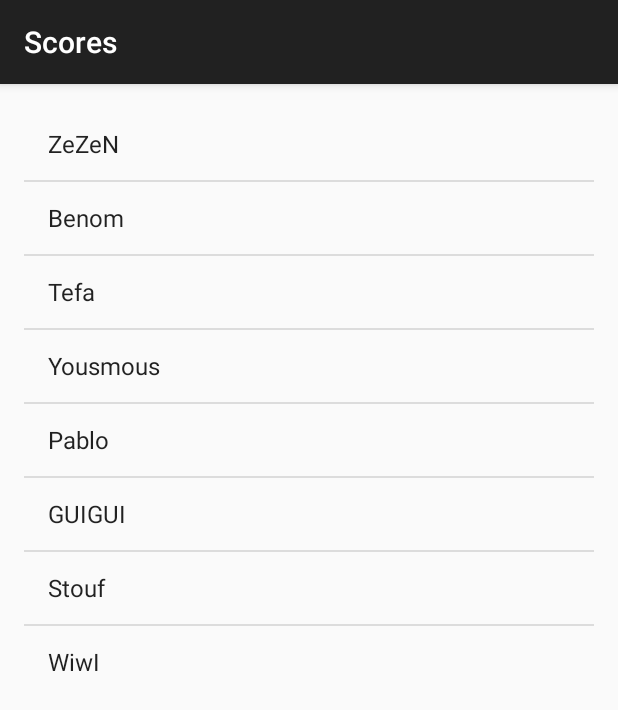
After one commit to benavern/FirstApp, an Android app: the Scores screen opened directly, with no data from a screen before it, on a phone screen of 412 x 824 dp. The commit adds this screen. Shown: the top 710 px of the screen. Run offline under Robolectric (Android 15) with nearby library versions, the phone set to English and light mode, and no system bars.

Commit message:
ajout liste score
maintenant va falloir faire en sorte de récupérer les photos et scores
dans une BDD

```diff
--- /dev/null
+++ b/app/src/main/java/com/example/zezen/myapplication/Scores.java
@@ -0,0 +1,94 @@
+package com.example.zezen.myapplication;
+
+import android.support.v7.app.ActionBarActivity;
+import android.os.Bundle;
+import android.view.Menu;
+import android.view.MenuItem;
+import android.view.View;
+import android.widget.AdapterView;
+import android.widget.ArrayAdapter;
+import android.widget.ListView;
+import android.widget.Toast;
+
+
+public class Scores extends ActionBarActivity {
+
+    ListView scores;
+
+    @Override
+    protected void onCreate(Bundle savedInstanceState) {
+        super.onCreate(savedInstanceState);
+        setContentView(R.layout.activity_scores);
+
+        scores = (ListView) findViewById(R.id.scores_list);
+
+        // Defined Array values to show in ListView
+        String[] values = new String[] {
+                "ZeZeN",
+                "Benom",
+                "Tefa",
+                "Yousmous",
+                "Pablo",
+                "GUIGUI",
+                "Stouf",
+                "WiwI"
+        };
+
+        // Define a new Adapter
+        // First parameter - Context
+        // Second parameter - Layout for the row
+        // Third parameter - ID of the TextView to which the data is written
+        // Forth - the Array of data
+
+        ArrayAdapter<String> adapter = new ArrayAdapter<String>(this,
+                android.R.layout.simple_list_item_1, android.R.id.text1, values);
+
+        // Assign adapter to ListView
+        scores.setAdapter(adapter);
+
+        // ListView Item Click Listener
+        scores.setOnItemClickListener(new AdapterView.OnItemClickListener() {
+
+            @Override
+            public void onItemClick(AdapterView<?> parent, View view,
+                                    int position, long id) {
+
+                // ListView Clicked item index
+                int itemPosition     = position;
+
+                // ListView Clicked item value
+                String  itemValue    = (String) scores.getItemAtPosition(position);
+
+                // Show Alert
+                Toast.makeText(getApplicationContext(),
+                        "Position :" + itemPosition + "  ListItem : " + itemValue, Toast.LENGTH_LONG)
+                        .show();
+
+            }
+
+        });
+
+
+
+    }
+
+//
+//    @Override
+//    public boolean onCreateOptionsMenu(Menu menu) {
+//        // Inflate the menu; this adds items to the action bar if it is present.
+//        getMenuInflater().inflate(R.menu.scores, menu);
+//        return true;
+//    }
+//
+//    @Override
+//    public boolean onOptionsItemSelected(MenuItem item) {
+//        // Handle action bar item clicks here. The action bar will
+//        // automatically handle clicks on the Home/Up button, so long
+//        // as you specify a parent activity in AndroidManifest.xml.
+//        int id = item.getItemId();
+//        if (id == R.id.action_settings) {
+//            return true;
+//        }
+//        return super.onOptionsItemSelected(item);
+//    }
+}
--- /dev/null
+++ b/app/src/main/res/layout/activity_scores.xml
@@ -0,0 +1,19 @@
+<RelativeLayout xmlns:android="http://schemas.android.com/apk/res/android"
+    xmlns:tools="http://schemas.android.com/tools"
+    android:layout_width="match_parent"
+    android:layout_height="match_parent"
+    android:paddingLeft="@dimen/activity_horizontal_margin"
+    android:paddingRight="@dimen/activity_horizontal_margin"
+    android:paddingTop="@dimen/activity_vertical_margin"
+    android:paddingBottom="@dimen/activity_vertical_margin"
+    tools:context="com.example.zezen.myapplication.Scores">
+
+
+    <ListView
+        android:layout_width="wrap_content"
+        android:layout_height="wrap_content"
+        android:id="@+id/scores_list"
+        android:layout_centerHorizontal="true"
+        android:layout_alignParentTop="true" />
+
+</RelativeLayout>
--- /dev/null
+++ b/app/src/main/res/menu/scores.xml
@@ -0,0 +1,9 @@
+<menu xmlns:android="http://schemas.android.com/apk/res/android"
+    xmlns:app="http://schemas.android.com/apk/res-auto"
+    xmlns:tools="http://schemas.android.com/tools"
+    tools:context="com.example.zezen.myapplication.Scores" >
+    <item android:id="@+id/action_settings"
+        android:title="@string/action_settings"
+        android:orderInCategory="100"
+        app:showAsAction="never" />
+</menu>
--- a/app/src/main/res/values/strings.xml
+++ b/app/src/main/res/values/strings.xml
@@ -19,5 +19,6 @@
     <string name="change_activity">Jouer</string>
     <string name="title_activity_victoire">Victoire</string>
     <string name="label_difficulté">Choix difficulté :</string>
+    <string name="title_activity_scores">Scores</string>
 
 </resources>
```
Also changed, not shown: app/src/main/AndroidManifest.xml (+10 -2 lines), app/src/main/java/com/example/zezen/myapplication/Victoire.java (+44 -2 lines), app/src/main/res/layout/activity_victoire.xml (+10 -4 lines), 2 other files.
